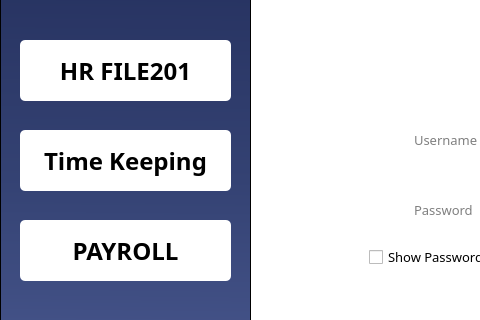
First picture: the form in MainFrame/Resources/UI/Main.ui, repository Maze711/systemPayroll, before the edit; both pictures show x 0 to 480 and y 130 to 450 of the 800 by 600 pixel window.
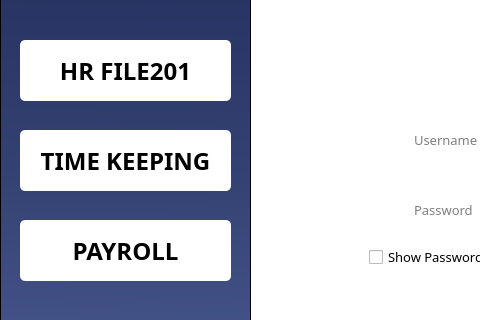
Second picture: the form after the edit. Icons and pictures are not drawn.

```diff
--- a/MainFrame/Resources/UI/Main.ui
+++ b/MainFrame/Resources/UI/Main.ui
@@ -254,7 +254,7 @@
       <string notr="true"/>
      </property>
      <property name="text">
-      <string>Time Keeping</string>
+      <string>TIME KEEPING</string>
      </property>
      <property name="iconSize">
       <size>
```
